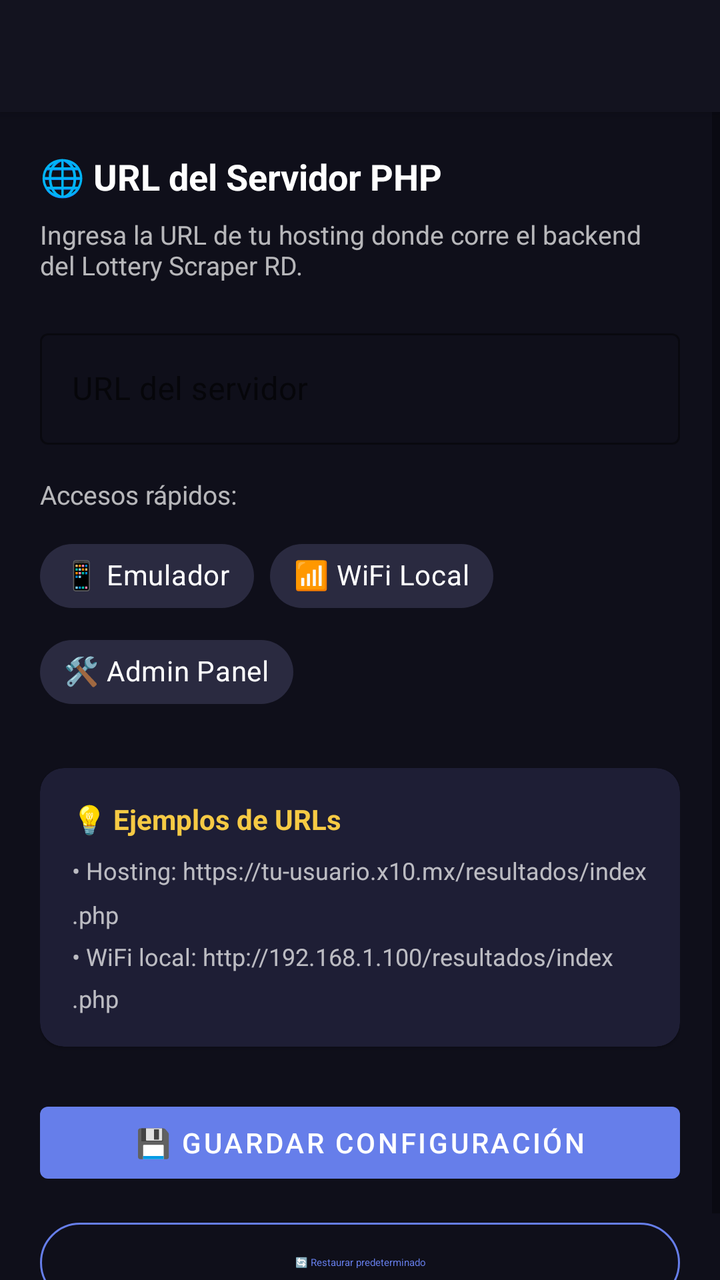
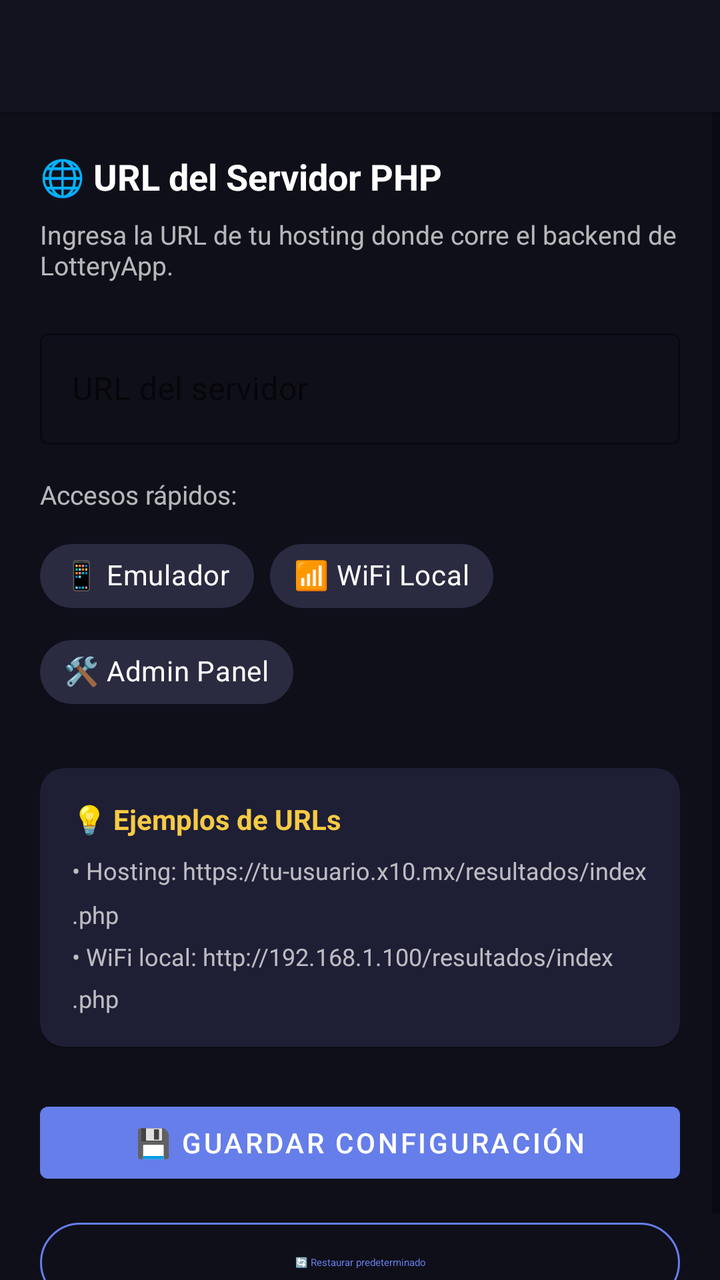

Before-and-after screenshots of an Android layout around one commit, followed by the original layout XML and the change that was made.
<!-- AndroidManifest.xml: application theme Theme.LotteryRD -->
<!-- res/layout/activity_settings.xml -->
<?xml version="1.0" encoding="utf-8"?>
<androidx.coordinatorlayout.widget.CoordinatorLayout
    xmlns:android="http://schemas.android.com/apk/res/android"
    xmlns:app="http://schemas.android.com/apk/res-auto"
    android:layout_width="match_parent"
    android:layout_height="match_parent">

    <com.google.android.material.appbar.AppBarLayout
        android:layout_width="match_parent"
        android:layout_height="wrap_content">

        <androidx.appcompat.widget.Toolbar
            android:id="@+id/toolbar"
            android:layout_width="match_parent"
            android:layout_height="?attr/actionBarSize"
            android:background="@color/toolbar_bg"
            app:titleTextColor="@color/white" />

    </com.google.android.material.appbar.AppBarLayout>

    <ScrollView
        android:layout_width="match_parent"
        android:layout_height="match_parent"
        app:layout_behavior="@string/appbar_scrolling_view_behavior">

        <LinearLayout
            android:layout_width="match_parent"
            android:layout_height="wrap_content"
            android:orientation="vertical"
            android:padding="20dp">

            
            <TextView
                android:layout_width="match_parent"
                android:layout_height="wrap_content"
                android:text="🌐 URL del Servidor PHP"
                android:textSize="18sp"
                android:textStyle="bold"
                android:textColor="@color/white"
                android:layout_marginBottom="8dp" />

            <TextView
                android:layout_width="match_parent"
                android:layout_height="wrap_content"
                android:text="Ingresa la URL de tu hosting donde corre el backend del Lottery Scraper RD."
                android:textSize="13sp"
                android:textColor="@color/white_70"
                android:layout_marginBottom="20dp" />

            
            <com.google.android.material.textfield.TextInputLayout
                android:layout_width="match_parent"
                android:layout_height="wrap_content"
                android:hint="URL del servidor"
                app:boxStrokeColor="@color/color_primary"
                app:hintTextColor="@color/color_primary"
                style="@style/Widget.MaterialComponents.TextInputLayout.OutlinedBox"
                android:layout_marginBottom="16dp">

                <com.google.android.material.textfield.TextInputEditText
                    android:id="@+id/etServerUrl"
                    android:layout_width="match_parent"
                    android:layout_height="wrap_content"
                    android:inputType="textUri"
                    android:textColor="@color/white"
                    android:singleLine="true" />

            </com.google.android.material.textfield.TextInputLayout>

            
            <TextView
                android:layout_width="wrap_content"
                android:layout_height="wrap_content"
                android:text="Accesos rápidos:"
                android:textSize="13sp"
                android:textColor="@color/white_70"
                android:layout_marginBottom="8dp" />

            <com.google.android.material.chip.ChipGroup
                android:layout_width="match_parent"
                android:layout_height="wrap_content"
                android:layout_marginBottom="24dp">

                <com.google.android.material.chip.Chip
                    android:id="@+id/chipEmulator"
                    android:layout_width="wrap_content"
                    android:layout_height="wrap_content"
                    android:text="📱 Emulador"
                    app:chipBackgroundColor="@color/chip_bg"
                    android:textColor="@color/white" />

                <com.google.android.material.chip.Chip
                    android:id="@+id/chipWifi"
                    android:layout_width="wrap_content"
                    android:layout_height="wrap_content"
                    android:text="📶 WiFi Local"
                    app:chipBackgroundColor="@color/chip_bg"
                    android:textColor="@color/white" />

                <com.google.android.material.chip.Chip
                    android:id="@+id/chipAdmin"
                    android:layout_width="wrap_content"
                    android:layout_height="wrap_content"
                    android:text="🛠 Admin Panel"
                    app:chipBackgroundColor="@color/chip_bg"
                    android:textColor="@color/white" />

            </com.google.android.material.chip.ChipGroup>

            
            <com.google.android.material.card.MaterialCardView
                android:layout_width="match_parent"
                android:layout_height="wrap_content"
                app:cardBackgroundColor="@color/info_bg"
                app:cardCornerRadius="12dp"
                android:layout_marginBottom="24dp">

                <LinearLayout
                    android:layout_width="match_parent"
                    android:layout_height="wrap_content"
                    android:orientation="vertical"
                    android:padding="16dp">

                    <TextView
                        android:layout_width="wrap_content"
                        android:layout_height="wrap_content"
                        android:text="💡 Ejemplos de URLs"
                        android:textSize="14sp"
                        android:textStyle="bold"
                        android:textColor="@color/color_accent"
                        android:layout_marginBottom="8dp" />

                    <TextView
                        android:layout_width="wrap_content"
                        android:layout_height="wrap_content"
                        android:text="• Hosting: https://tu-usuario.x10.mx/resultados/index.php\n• WiFi local: http://192.168.1.100/resultados/index.php"
                        android:textSize="12sp"
                        android:textColor="@color/white_70"
                        android:lineSpacingMultiplier="1.5" />

                </LinearLayout>

            </com.google.android.material.card.MaterialCardView>

            
            <com.google.android.material.button.MaterialButton
                android:id="@+id/btnSave"
                android:layout_width="match_parent"
                android:layout_height="wrap_content"
                android:text="💾 Guardar Configuración"
                android:textColor="@color/white"
                app:backgroundTint="@color/color_primary"
                android:layout_marginBottom="12dp" />

            <com.google.android.material.button.MaterialButton
                android:id="@+id/btnRestore"
                android:layout_width="match_parent"
                android:layout_height="wrap_content"
                android:text="🔄 Restaurar predeterminado"
                android:textColor="@color/color_primary"
                style="@style/Widget.Material3.Button.OutlinedButton"
                app:strokeColor="@color/color_primary" />

        </LinearLayout>

    </ScrollView>

</androidx.coordinatorlayout.widget.CoordinatorLayout>
<!-- resources referenced by this layout -->
<resources>
  <color name="chip_bg">#2A2A40</color>
  <color name="color_accent">#F6CA44</color>
  <color name="color_primary">#667EEA</color>
  <color name="info_bg">#1E1E35</color>
  <color name="toolbar_bg">#13131F</color>
  <color name="white">#FFFFFF</color>
  <color name="white_70">#B3FFFFFF</color>
  <style name="Theme.LotteryRD" parent="Theme.MaterialComponents.DayNight.DarkActionBar">
          <item name="colorPrimary">@color/color_primary</item>
          <item name="colorPrimaryDark">@color/color_primary_dark</item>
          <item name="colorAccent">@color/color_accent</item>
          <item name="android:windowBackground">@color/bg_dark</item>
          <item name="android:statusBarColor">@color/toolbar_bg</item>
          <item name="android:navigationBarColor">@color/bg_dark</item>
          <item name="windowActionBar">false</item>
          <item name="windowNoTitle">true</item>
      </style>
  <color name="color_primary_dark">#4C5FC7</color>
  <color name="bg_dark">#0F0F1A</color>
</resources>

<!-- the commit's change to res/layout/activity_settings.xml (unified diff, before → after) -->
@@ -42,7 +42,7 @@
             <TextView
                 android:layout_width="match_parent"
                 android:layout_height="wrap_content"
-                android:text="Ingresa la URL de tu hosting donde corre el backend del Lottery Scraper RD."
+                android:text="Ingresa la URL de tu hosting donde corre el backend de LotteryApp."
                 android:textSize="13sp"
                 android:textColor="@color/white_70"
                 android:layout_marginBottom="20dp" />
